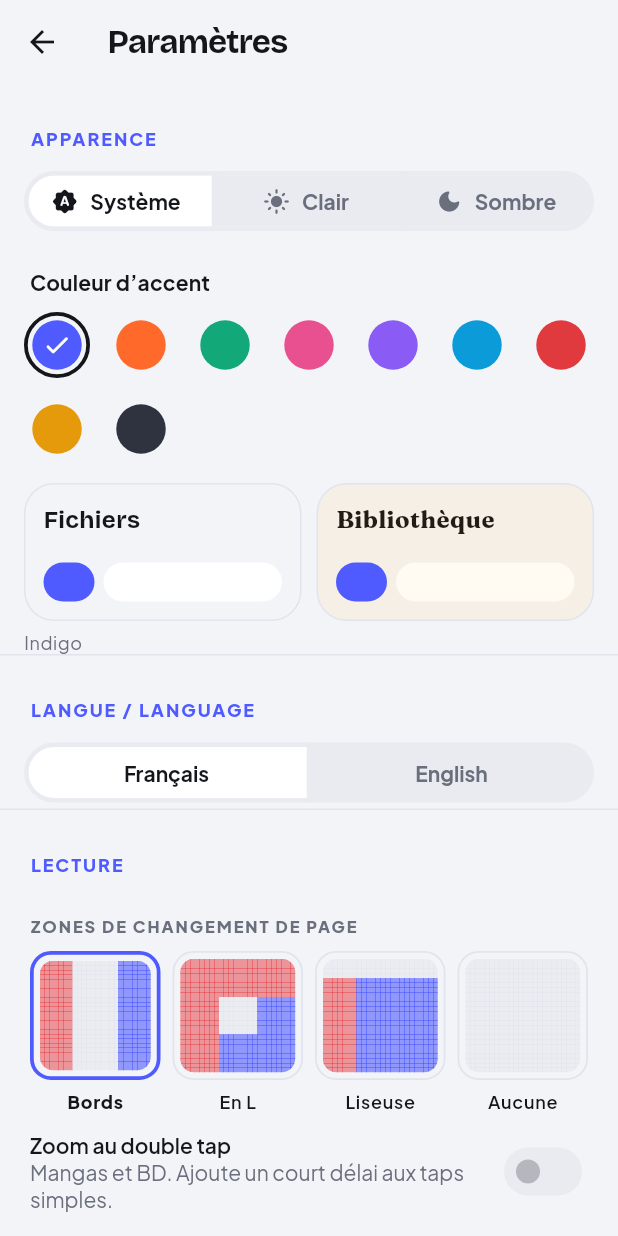
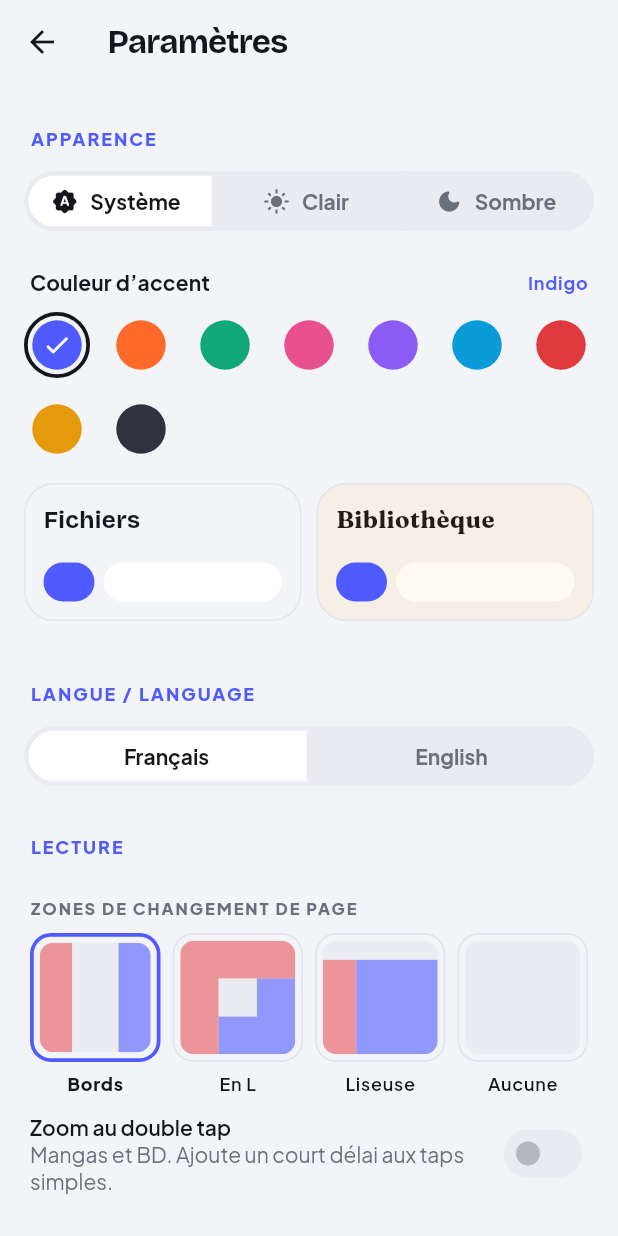
Before and after one commit to hforlife/NexaFiles, a Flutter app: the screen it shows after launch, after a tap on the "settings" icon, on a phone screen of 412 x 824 dp. Run offline on Flutter 3.47's test engine with Material 3 defaults, Android fonts, the phone set to English and light mode, and no system bars; our stand-ins replace drift, flutter_riverpod, qr_flutter, shared_preferences, video_player; missing offline and left inert: pdfrx; accounts and stored records are empty; statements that could not run were skipped.

Commit message:
Paramètres : section Apparence aérée, icônes harmonisées
- Le nom de la couleur d'accent passe à droite du titre au lieu d'être
  collé au séparateur ; espacement entre les sections.
- Icônes en bulle pour Stockage et À propos (logo).
- Schémas des zones de tap dessinés d'un seul tenant : plus de trame.

Co-Authored-By: Claude Opus 5.5 <noreply@anthropic.com>

```diff
--- a/lib/features/reader/reader_kit.dart
+++ b/lib/features/reader/reader_kit.dart
@@ -568,18 +568,11 @@ class _TapLayoutPainter extends CustomPainter {
   final Color previous, next, menu;
   @override
   void paint(Canvas canvas, Size size) {
-    // Samples the real hit-test function so the diagram never lies.
+    // Samples the real hit-test function so the diagram never lies. Cells
+    // of one action form a single path: no seams between them.
     const steps = 24;
     final cw = size.width / steps, ch = size.height / steps;
-    // No anti-aliasing: adjacent cells would otherwise show seams.
-    Paint fill(Color c) => Paint()
-      ..color = c
-      ..isAntiAlias = false;
-    final paints = {
-      ComicTapAction.previous: fill(previous),
-      ComicTapAction.next: fill(next),
-      ComicTapAction.toggleControls: fill(menu),
-    };
+    final paths = {for (final a in ComicTapAction.values) a: Path()};
     for (var i = 0; i < steps; i++) {
       for (var j = 0; j < steps; j++) {
         final action = comicTapAction(
@@ -590,11 +583,20 @@ class _TapLayoutPainter extends CustomPainter {
           direction: ComicReadingDirection.leftToRight,
           layout: layout,
         );
-        canvas.drawRect(
-          Rect.fromLTWH(i * cw, j * ch, cw + .5, ch + .5),
-          paints[action]!,
-        );
+        paths[action]!.addRect(Rect.fromLTWH(i * cw, j * ch, cw, ch));
       }
+    }
+    final colors = {
+      ComicTapAction.previous: previous,
+      ComicTapAction.next: next,
+      ComicTapAction.toggleControls: menu,
+    };
+    for (final MapEntry(key: action, value: path) in paths.entries) {
+      // Union of adjacent rects: filled once, no visible grid.
+      canvas.drawPath(
+        Path.combine(PathOperation.union, Path(), path),
+        Paint()..color = colors[action]!,
+      );
     }
   }
 
--- a/lib/features/settings/settings_screen.dart
+++ b/lib/features/settings/settings_screen.dart
@@ -5,6 +5,7 @@ import '../../app/theme/app_theme.dart';
 import '../../app/theme/design_tokens.dart';
 import '../../core/settings/settings_controller.dart';
 import '../../shared/widgets/nexa_logo.dart';
+import '../../shared/widgets/nexa_ui.dart';
 import 'comic_settings_section.dart';
 import 'document_settings_section.dart';
 import 'reader_options_section.dart';
@@ -52,9 +53,12 @@ class SettingsScreen extends ConsumerWidget {
               ),
             ),
           ),
-          const _SubHeader('Couleur d’accent'),
+          _SubHeader(
+            'Couleur d’accent',
+            trailing: AppAccents.of(settings.accent).name,
+          ),
           _AccentPicker(value: settings.accent, onChanged: settings.setAccent),
-          const Divider(),
+          const SizedBox(height: 12),
           const _Header('Langue / Language'),
           Padding(
             padding: const EdgeInsets.symmetric(horizontal: 16),
@@ -71,7 +75,6 @@ class SettingsScreen extends ConsumerWidget {
               ),
             ),
           ),
-          const Divider(),
           _Header(s.reading),
           const ReaderOptionsSection(),
           const SizedBox(height: 8),
@@ -79,7 +82,11 @@ class SettingsScreen extends ConsumerWidget {
           const DocumentSettingsSection(),
           _Header(s.storage),
           SwitchListTile(
-            secondary: const Icon(Icons.visibility_outlined),
+            secondary: IconBubble(
+              icon: Icons.visibility_rounded,
+              color: Theme.of(context).colorScheme.primary,
+              size: 42,
+            ),
             title: const Text('Afficher les fichiers cachés'),
             subtitle: const Text(
               'Affiche les éléments dont le nom commence par un point',
@@ -88,7 +95,12 @@ class SettingsScreen extends ConsumerWidget {
             onChanged: ref.read(filesControllerProvider.notifier).setShowHidden,
           ),
           ListTile(
-            leading: const Icon(Icons.storage_outlined),
+            leading: const IconBubble(
+              icon: Icons.data_usage_rounded,
+              color: AppColors.image,
+              size: 42,
+            ),
+            trailing: const Icon(Icons.chevron_right_rounded),
             title: const Text('Stockage et données'),
             subtitle: const Text('Cache, progression et historique'),
             onTap: () => Navigator.push(
@@ -98,7 +110,7 @@ class SettingsScreen extends ConsumerWidget {
           ),
           _Header(s.about),
           ListTile(
-            leading: const Icon(Icons.info_outline),
+            leading: const NexaLogo(size: 42),
             title: const Text('À propos de NexaFiles'),
             subtitle: const Text('Version 1.0.0+1'),
             onTap: () => showAboutDialog(
@@ -122,13 +134,31 @@ class SettingsScreen extends ConsumerWidget {
 }
 
 class _SubHeader extends StatelessWidget {
-  const _SubHeader(this.text);
+  const _SubHeader(this.text, {this.trailing});
   final String text;
+
+  /// Current value shown on the right (e.g. the accent's name).
+  final String? trailing;
   @override
-  Widget build(BuildContext context) => Padding(
-    padding: const EdgeInsets.fromLTRB(20, 20, 16, 10),
-    child: Text(text, style: Theme.of(context).textTheme.titleSmall),
-  );
+  Widget build(BuildContext context) {
+    final theme = Theme.of(context);
+    return Padding(
+      padding: const EdgeInsets.fromLTRB(20, 20, 20, 10),
+      child: Row(
+        children: [
+          Expanded(child: Text(text, style: theme.textTheme.titleSmall)),
+          if (trailing != null)
+            Text(
+              trailing!,
+              style: theme.textTheme.labelMedium?.copyWith(
+                color: theme.colorScheme.primary,
+                fontWeight: FontWeight.w700,
+              ),
+            ),
+        ],
+      ),
+    );
+  }
 }
 
 /// Swatches for the accent colour, with a live preview of both worlds.
@@ -221,8 +251,6 @@ class _AccentPicker extends StatelessWidget {
               ),
             ],
           ),
-          const SizedBox(height: 6),
-          Text(current.name, style: Theme.of(context).textTheme.bodySmall),
         ],
       ),
     );
```
